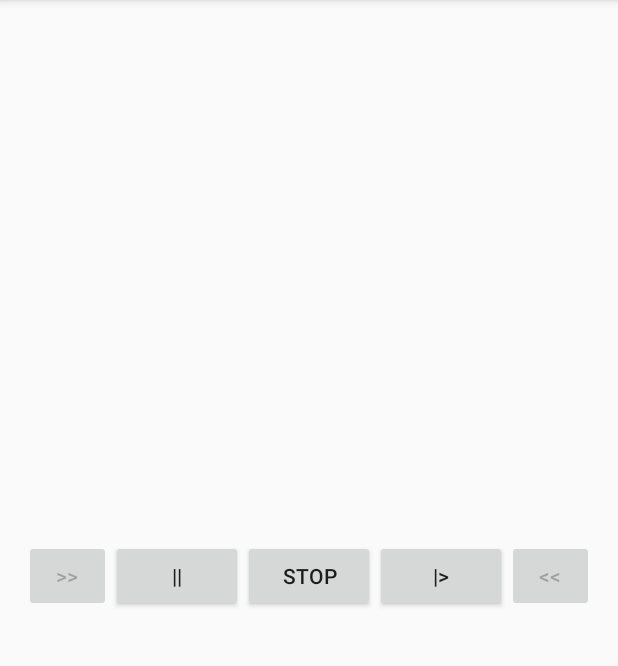
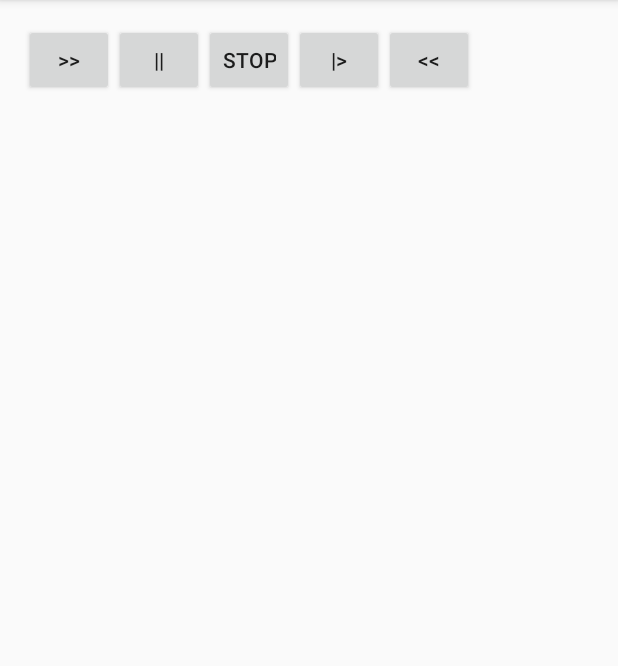
Before and after one commit to Axelilovic/ProjectJDR, an Android app: the fragment SoundManagerFragment shown on its own in the app's theme, on a phone screen of 412 x 824 dp, the part 84-750 px from its top. Run offline under Robolectric (Android 15) with nearby library versions, the phone set to English and light mode, and no system bars.

Commit message:
SoundManager Fonctionnelle

```diff
--- a/app/src/main/java/jdr/projet/myapplication/Fragments/SoundManagerFragment.java
+++ b/app/src/main/java/jdr/projet/myapplication/Fragments/SoundManagerFragment.java
@@ -18,6 +18,7 @@ import android.widget.AdapterView;
 import android.widget.Button;
 import android.widget.Toast;
 
+import java.io.IOException;
 import java.util.HashMap;
 
 import jdr.projet.myapplication.R;
@@ -42,13 +43,15 @@ public class SoundManagerFragment extends Fragment implements AdapterView.OnItem
 
     private OnFragmentInteractionListener mListener;
 
+    private Button buttonR, buttonF, buttonPlay, buttonPause, buttonStop;
+
     public SoundManagerFragment() {
         // Required empty public constructor
     }
 
     MediaPlayer mMediaPlayer;
+    private int resumePosition;
     HashMap<Integer, Integer> mHashMap= null;
-    SoundPool mSoundPool;
     int soundId = 1;
 
     /**
@@ -95,15 +98,22 @@ public class SoundManagerFragment extends Fragment implements AdapterView.OnItem
     }
 
     private void initSoundManagerController(){
-        final Button buttonF=(Button) getView().findViewById(R.id.buttonF);
-        buttonF.setEnabled(false);
-        final Button buttonR=(Button) getView().findViewById(R.id.buttonR);
-        buttonR.setEnabled(false);
+        buttonF=(Button) getView().findViewById(R.id.buttonF);
+        buttonR=(Button) getView().findViewById(R.id.buttonR);
+        buttonPause=(Button) getView().findViewById(R.id.buttonPause);
+        buttonPlay=(Button) getView().findViewById(R.id.buttonPlay);
+        buttonStop=(Button) getView().findViewById(R.id.buttonStop);
 
         mHashMap = new HashMap<>();
         mHashMap.put(1, R.raw.ambience);
         mHashMap.put(2, R.raw.hell);
         mHashMap.put(3, R.raw.town);
+
+        buttonStop.setOnClickListener(this);
+        buttonPlay.setOnClickListener(this);
+        buttonPause.setOnClickListener(this);
+        buttonF.setOnClickListener(this);
+        buttonR.setOnClickListener(this);
 
     }
 
@@ -111,34 +121,52 @@ public class SoundManagerFragment extends Fragment implements AdapterView.OnItem
     public void onClick(View v){
         switch (v.getId()){
             case R.id.buttonF:
-                soundId++;
-                Toast.makeText(getContext(), "Next sound",Toast.LENGTH_SHORT).show();
-                if (soundId < 3) {
+                soundId+=1;
+                mMediaPlayer.reset();
+                if (soundId > 3) {
                     soundId = 1;
                 }
+                Toast.makeText(getContext(), "Next sound " + soundId,Toast.LENGTH_SHORT).show();
+                if (mMediaPlayer!=null){
+                    mMediaPlayer = MediaPlayer.create(getContext(), mHashMap.get(soundId));
+                    mMediaPlayer.start();
+                }
+                break;
             case R.id.buttonR:
-                soundId --;
-                Toast.makeText(getContext(), "Previous sound",Toast.LENGTH_SHORT).show();
-                if (soundId > 1) {
+                soundId -=1;
+                mMediaPlayer.reset();
+                if (soundId < 1) {
                     soundId = 3;
                 }
+                Toast.makeText(getContext(), "Previous sound " + soundId,Toast.LENGTH_SHORT).show();
+                if (mMediaPlayer!=null){
+                    mMediaPlayer = MediaPlayer.create(getContext(), mHashMap.get(soundId));
+                    mMediaPlayer.start();
+                }
+                break;
             case R.id.buttonPlay:
                 Toast.makeText(getContext(), "Playing sound",Toast.LENGTH_SHORT).show();
-                mMediaPlayer = MediaPlayer.create(getContext(), mHashMap.get(soundId));
-                mMediaPlayer.setLooping(true);
-                mMediaPlayer.start();
+                if (mMediaPlayer==null) {
+                    mMediaPlayer = MediaPlayer.create(getContext(), mHashMap.get(soundId));
+                } else {
+                    mMediaPlayer.seekTo(resumePosition);
+                    mMediaPlayer.start();
+                }
+                break;
             case R.id.buttonPause:
                 Toast.makeText(getContext(), "Pausing sound",Toast.LENGTH_SHORT).show();
                 if (mMediaPlayer!=null && mMediaPlayer.isPlaying()) {
                     mMediaPlayer.pause();
+                    resumePosition = mMediaPlayer.getCurrentPosition();
                 }
+                break;
             case R.id.buttonStop:
                 Toast.makeText(getContext(), "Stopping sound",Toast.LENGTH_SHORT).show();
+                if (mMediaPlayer == null) return;
                 if (mMediaPlayer!=null) {
                     mMediaPlayer.stop();
-                    mMediaPlayer.release();
-                    mMediaPlayer = null;
                 }
+                break;
         }
     }
 
--- a/app/src/main/res/layout/fragment_sound_manager.xml
+++ b/app/src/main/res/layout/fragment_sound_manager.xml
@@ -1,5 +1,5 @@
 <?xml version="1.0" encoding="utf-8"?>
-<RelativeLayout xmlns:android="http://schemas.android.com/apk/res/android"
+<LinearLayout xmlns:android="http://schemas.android.com/apk/res/android"
     xmlns:tools="http://schemas.android.com/tools" android:layout_width="match_parent"
     android:layout_height="match_parent"
     android:paddingLeft="@dimen/activity_horizontal_margin"
@@ -9,44 +9,31 @@
 
     <Button
         android:id="@+id/buttonF"
-        android:layout_width="wrap_content"
+        android:layout_width="60dp"
         android:layout_height="wrap_content"
-        android:text="@string/forward"
-        android:layout_alignTop="@+id/buttonPause"
-        android:layout_toStartOf="@+id/buttonPause"
-        android:layout_toLeftOf="@+id/buttonPause"/>
+        android:text="@string/forward" />
 
     <Button
-        android:layout_width="wrap_content"
+        android:id="@+id/buttonPause"
+        android:layout_width="60dp"
         android:layout_height="wrap_content"
-        android:text="@string/pause"
-        android:id="@+id/buttonPause"
-        android:layout_alignTop="@+id/buttonStop"
-        android:layout_toLeftOf="@+id/buttonStop"
-        android:layout_toStartOf="@+id/buttonStop" />
+        android:text="@string/pause" />
 
     <Button
-        android:layout_width="wrap_content"
+        android:id="@+id/buttonStop"
+        android:layout_width="60dp"
         android:layout_height="wrap_content"
-        android:text="Stop"
-        android:id="@+id/buttonStop"
-        android:layout_centerInParent="true" />
+        android:text="Stop" />
 
     <Button
-        android:layout_width="wrap_content"
+        android:id="@+id/buttonPlay"
+        android:layout_width="60dp"
         android:layout_height="wrap_content"
-        android:text="@string/play"
-        android:id="@+id/buttonPlay"
-        android:layout_alignTop="@+id/buttonStop"
-        android:layout_toRightOf="@+id/buttonStop"
-        android:layout_toEndOf="@+id/buttonStop" />
+        android:text="@string/play" />
 
     <Button
         android:id="@+id/buttonR"
-        android:layout_width="wrap_content"
+        android:layout_width="60dp"
         android:layout_height="wrap_content"
-        android:layout_alignTop="@+id/buttonPlay"
-        android:layout_toEndOf="@+id/buttonPlay"
-        android:layout_toRightOf="@+id/buttonPlay"
         android:text="@string/rewind" />
-</RelativeLayout>
+</LinearLayout>
--- a/app/src/main/res/values/strings.xml
+++ b/app/src/main/res/values/strings.xml
@@ -11,9 +11,9 @@
     <string name="btn_rollDice">Roll</string>
     <string name="btn_delete">Delete</string>
     <string name="roll_prompt">Click Roll Button</string>
-    <string name="play"><![CDATA[|>]]></string>
+    <string name="play">|></string>
     <string name="rewind"><![CDATA[<<]]></string>
-    <string name="forward"><![CDATA[>>]]></string>
+    <string name="forward">>></string>
     <string name="pause">||</string>
     <string-array name="dice_types_array">
         <item>D4</item>
```
